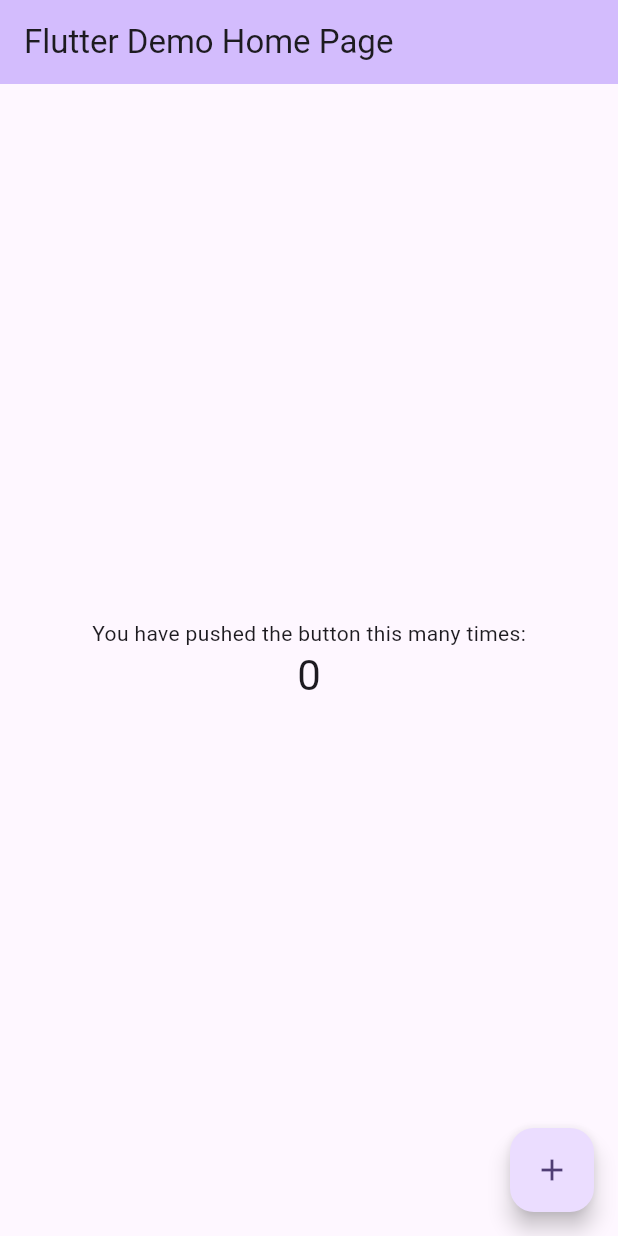
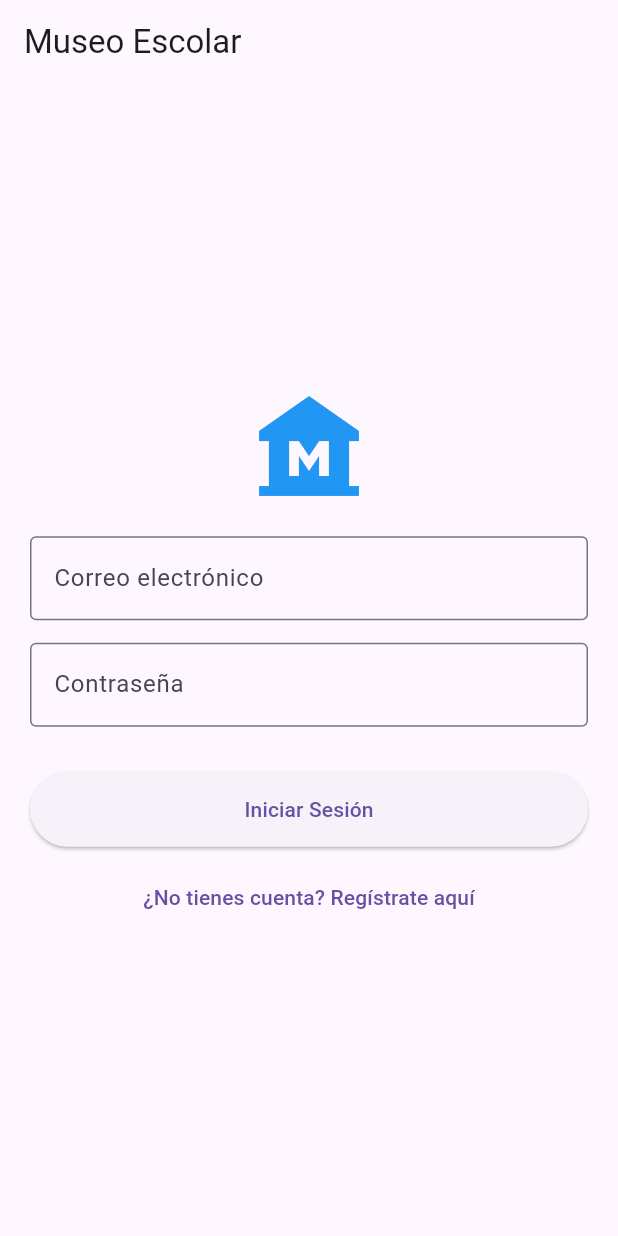
Before and after one commit to davit009/Museo_UM, a Flutter app: the screen it shows after launch, on a phone screen of 412 x 824 dp. Run offline on Flutter 3.47's test engine with Material 3 defaults, Android fonts, the phone set to English and light mode, and no system bars; our stand-ins replace supabase_flutter; accounts and stored records are empty.

Commit message:
login funcional

```diff
--- a/lib/main.dart
+++ b/lib/main.dart
@@ -1,131 +1,29 @@
 import 'package:flutter/material.dart';
 import 'package:supabase_flutter/supabase_flutter.dart';
+import 'core/constants.dart';
+import 'ui/login/login_screen.dart';
 
 Future<void> main() async {
-  // 1. Asegura que los widgets de Flutter estén vinculados antes de inicializar Supabase
   WidgetsFlutterBinding.ensureInitialized();
-//
-  // 2. Inicialización de Supabase
+
   await Supabase.initialize(
-    url: 'https://ybnuczqimbjzyotjdgsx.supabase.co',
-    anonKey: 'eyJhbGciOiJIUzI1NiIsInR5cCI6IkpXVCJ9.eyJpc3MiOiJzdXBhYmFzZSIsInJlZiI6InlibnVjenFpbWJqenlvdGpkZ3N4Iiwicm9sZSI6ImFub24iLCJpYXQiOjE3NzEzNjU0OTMsImV4cCI6MjA4Njk0MTQ5M30.OsSVLF7VfjSiD5AkPQKi6hMNzeUit6VY6E_Z9OUIuNI',
+    url: SupabaseConstants.url,
+    anonKey: SupabaseConstants.anonKey,
   );
 
   runApp(const MyApp());
 }
+
 class MyApp extends StatelessWidget {
   const MyApp({super.key});
 
-  // This widget is the root of your application.
   @override
   Widget build(BuildContext context) {
     return MaterialApp(
-      title: 'Flutter Demo',
-      theme: ThemeData(
-        // This is the theme of your application.
-        //
-        // TRY THIS: Try running your application with "flutter run". You'll see
-        // the application has a purple toolbar. Then, without quitting the app,
-        // try changing the seedColor in the colorScheme below to Colors.green
-        // and then invoke "hot reload" (save your changes or press the "hot
-        // reload" button in a Flutter-supported IDE, or press "r" if you used
-        // the command line to start the app).
-        //
-        // Notice that the counter didn't reset back to zero; the application
-        // state is not lost during the reload. To reset the state, use hot
-        // restart instead.
-        //
-        // This works for code too, not just values: Most code changes can be
-        // tested with just a hot reload.
-        colorScheme: ColorScheme.fromSeed(seedColor: Colors.deepPurple),
-      ),
-      home: const MyHomePage(title: 'Flutter Demo Home Page'),
+      debugShowCheckedModeBanner: false,
+      title: 'Museo App',
+      theme: ThemeData(primarySwatch: Colors.blue, useMaterial3: true),
+      home: const LoginScreen(), // Aquí arranca tu login
     );
   }
 }
-
-class MyHomePage extends StatefulWidget {
-  const MyHomePage({super.key, required this.title});
-
-  // This widget is the home page of your application. It is stateful, meaning
-  // that it has a State object (defined below) that contains fields that affect
-  // how it looks.
-
-  // This class is the configuration for the state. It holds the values (in this
-  // case the title) provided by the parent (in this case the App widget) and
-  // used by the build method of the State. Fields in a Widget subclass are
-  // always marked "final".
-
-  final String title;
-
-  @override
-  State<MyHomePage> createState() => _MyHomePageState();
-}
-
-class _MyHomePageState extends State<MyHomePage> {
-  int _counter = 0;
-
-  void _incrementCounter() {
-    setState(() {
-      // This call to setState tells the Flutter framework that something has
-      // changed in this State, which causes it to rerun the build method below
-      // so that the display can reflect the updated values. If we changed
-      // _counter without calling setState(), then the build method would not be
-      // called again, and so nothing would appear to happen.
-      _counter++;
-    });
-  }
-
-  @override
-  Widget build(BuildContext context) {
-    // This method is rerun every time setState is called, for instance as done
-    // by the _incrementCounter method above.
-    //
-    // The Flutter framework has been optimized to make rerunning build methods
-    // fast, so that you can just rebuild anything that needs updating rather
-    // than having to individually change instances of widgets.
-    return Scaffold(
-      appBar: AppBar(
-        // TRY THIS: Try changing the color here to a specific color (to
-        // Colors.amber, perhaps?) and trigger a hot reload to see the AppBar
-        // change color while the other colors stay the same.
-        backgroundColor: Theme.of(context).colorScheme.inversePrimary,
-        // Here we take the value from the MyHomePage object that was created by
-        // the App.build method, and use it to set our appbar title.
-        title: Text(widget.title),
-      ),
-      body: Center(
-        // Center is a layout widget. It takes a single child and positions it
-        // in the middle of the parent.
-        child: Column(
-          // Column is also a layout widget. It takes a list of children and
-          // arranges them vertically. By default, it sizes itself to fit its
-          // children horizontally, and tries to be as tall as its parent.
-          //
-          // Column has various properties to control how it sizes itself and
-          // how it positions its children. Here we use mainAxisAlignment to
-          // center the children vertically; the main axis here is the vertical
-          // axis because Columns are vertical (the cross axis would be
-          // horizontal).
-          //
-          // TRY THIS: Invoke "debug painting" (choose the "Toggle Debug Paint"
-          // action in the IDE, or press "p" in the console), to see the
-          // wireframe for each widget.
-          mainAxisAlignment: MainAxisAlignment.center,
-          children: <Widget>[
-            const Text('You have pushed the button this many times:'),
-            Text(
-              '$_counter',
-              style: Theme.of(context).textTheme.headlineMedium,
-            ),
-          ],
-        ),
-      ),
-      floatingActionButton: FloatingActionButton(
-        onPressed: _incrementCounter,
-        tooltip: 'Increment',
-        child: const Icon(Icons.add),
-      ), // This trailing comma makes auto-formatting nicer for build methods.
-    );
-  }
-}
--- a/lib/ui/login/login_screen.dart
+++ b/lib/ui/login/login_screen.dart
@@ -0,0 +1,101 @@
+import 'package:flutter/material.dart';
+import '../../services/auth_service.dart';
+
+class LoginScreen extends StatefulWidget {
+  const LoginScreen({super.key});
+
+  @override
+  State<LoginScreen> createState() => _LoginScreenState();
+}
+
+class _LoginScreenState extends State<LoginScreen> {
+  final _emailController = TextEditingController();
+  final _passwordController = TextEditingController();
+  final _authService = AuthService();
+  bool _isLoading = false;
+
+  // Función para INICIAR SESIÓN
+  void _handleSignIn() async {
+    setState(() => _isLoading = true);
+    try {
+      await _authService.signIn(_emailController.text, _passwordController.text);
+      if (mounted) {
+        ScaffoldMessenger.of(context).showSnackBar(
+          const SnackBar(content: Text('¡Bienvenido de nuevo!'), backgroundColor: Colors.green),
+        );
+        // Aquí podrías navegar a la pantalla principal del museo
+      }
+    } catch (e) {
+      if (mounted) {
+        ScaffoldMessenger.of(context).showSnackBar(
+          SnackBar(content: Text('Error al entrar: $e'), backgroundColor: Colors.red),
+        );
+      }
+    } finally {
+      if (mounted) setState(() => _isLoading = false);
+    }
+  }
+
+  // Función para REGISTRARSE
+  void _handleSignUp() async {
+    setState(() => _isLoading = true);
+    try {
+      await _authService.signUp(_emailController.text, _passwordController.text);
+      if (mounted) {
+        ScaffoldMessenger.of(context).showSnackBar(
+          const SnackBar(content: Text('¡Usuario creado con éxito!'), backgroundColor: Colors.blue),
+        );
+      }
+    } catch (e) {
+      if (mounted) {
+        ScaffoldMessenger.of(context).showSnackBar(
+          SnackBar(content: Text('Error al registrar: $e'), backgroundColor: Colors.red),
+        );
+      }
+    } finally {
+      if (mounted) setState(() => _isLoading = false);
+    }
+  }
+
+  @override
+  Widget build(BuildContext context) {
+    return Scaffold(
+      appBar: AppBar(title: const Text('Museo Escolar')),
+      body: Padding(
+        padding: const EdgeInsets.all(20.0),
+        child: Column(
+          mainAxisAlignment: MainAxisAlignment.center,
+          children: [
+            const Icon(Icons.museum, size: 80, color: Colors.blue),
+            const SizedBox(height: 20),
+            TextField(
+              controller: _emailController,
+              decoration: const InputDecoration(labelText: 'Correo electrónico', border: OutlineInputBorder()),
+            ),
+            const SizedBox(height: 15),
+            TextField(
+              controller: _passwordController,
+              obscureText: true,
+              decoration: const InputDecoration(labelText: 'Contraseña', border: OutlineInputBorder()),
+            ),
+            const SizedBox(height: 30),
+            if (_isLoading)
+              const CircularProgressIndicator()
+            else ...[
+              ElevatedButton(
+                onPressed: _handleSignIn,
+                style: ElevatedButton.styleFrom(minimumSize: const Size.fromHeight(50)),
+                child: const Text('Iniciar Sesión'),
+              ),
+              const SizedBox(height: 10),
+              TextButton(
+                onPressed: _handleSignUp,
+                child: const Text('¿No tienes cuenta? Regístrate aquí'),
+              ),
+            ],
+          ],
+        ),
+      ),
+    );
+  }
+}
```
